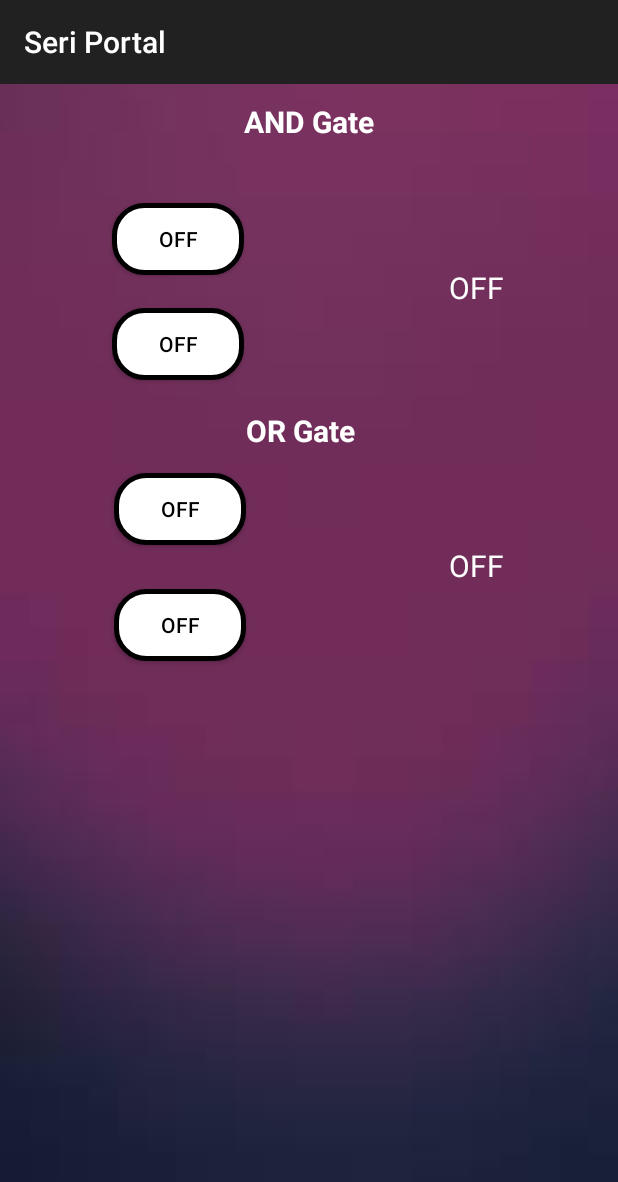
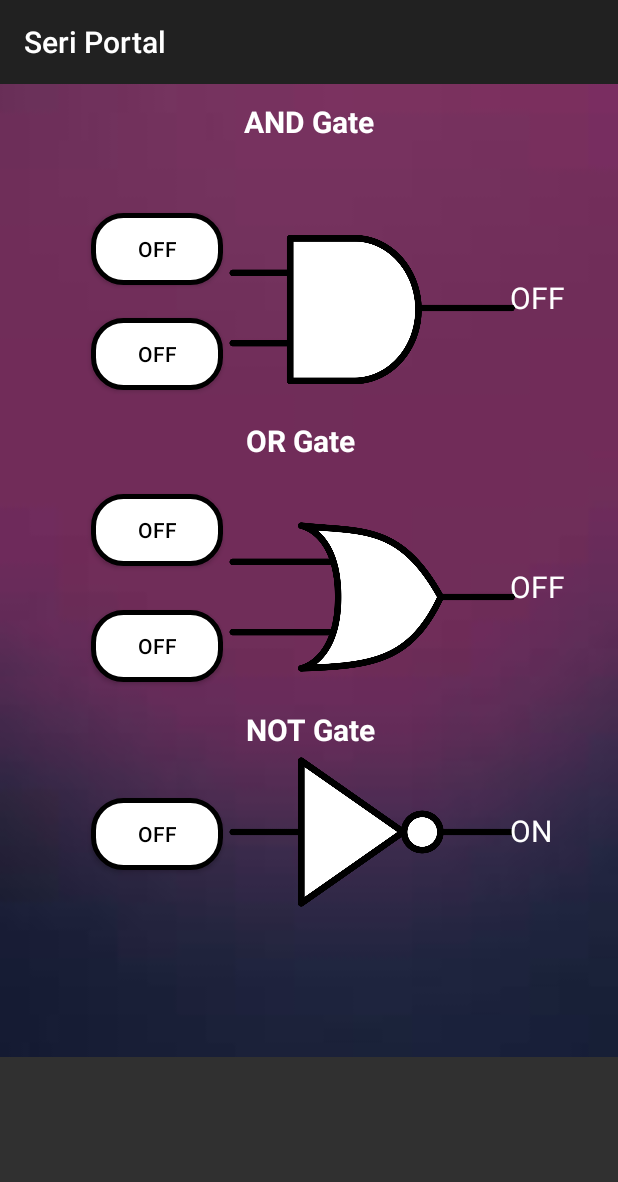
Before and after one commit to razakjalal91/class_portal, an Android app: the fragment LogicGateCalcActivity placed in its activity, on a phone screen of 412 x 824 dp. Shown: the top 1182 px of the screen. Run offline under Robolectric (Android 15) with nearby library versions, the phone set to English and light mode, and no system bars; our stand-ins replace AdMob, Firebase (no records; nobody signed in at launch, a user with empty details on screens opened directly).

Commit message:
- Add another GATE - Add Advertisements - Interface tweaks

```diff
--- a/app/build.gradle
+++ b/app/build.gradle
@@ -30,6 +30,7 @@ dependencies {
     compile 'com.google.firebase:firebase-core:10.0.1'
     compile 'com.android.support:design:25.1.0'
     compile 'com.google.firebase:firebase-database:10.0.1'
+    compile 'com.google.firebase:firebase-ads:10.0.1'
     testCompile 'junit:junit:4.12'
 }
 apply plugin: 'com.google.gms.google-services'
--- a/app/src/main/AndroidManifest.xml
+++ b/app/src/main/AndroidManifest.xml
@@ -26,6 +26,7 @@
         <activity
             android:name=".MainActivity"
             android:label="@string/app_name" />
+
     </application>
 
 </manifest>
--- a/app/src/main/java/com/freelance/razak/classportal/LogicGateCalcActivity.java
+++ b/app/src/main/java/com/freelance/razak/classportal/LogicGateCalcActivity.java
@@ -17,8 +17,8 @@ import android.widget.ToggleButton;
  */
 
 public class LogicGateCalcActivity extends Fragment {
-    protected ToggleButton toggle1,toggle2,ortoggle1,ortoggle2;
-    protected TextView logictext,logiccalc,ortextresult;
+    protected ToggleButton toggle1,toggle2,ortoggle1,ortoggle2,nottoggle1;
+    protected TextView logictext,logiccalc,ortextresult,nottextresult;
     @Override
     public View onCreateView(LayoutInflater inflater, ViewGroup container, Bundle savedInstanceState) {
         View v = inflater.inflate(R.layout.logic_gate_layout,container,false);
@@ -27,10 +27,12 @@ public class LogicGateCalcActivity extends Fragment {
         toggle2 = (ToggleButton) v.findViewById(R.id.toggleButton2);
         ortoggle1 = (ToggleButton) v.findViewById(R.id.orToggle1);
         ortoggle2 = (ToggleButton) v.findViewById(R.id.orToggle2);
-
+        nottoggle1 = (ToggleButton) v.findViewById(R.id.notToggle1);
+        nottextresult = (TextView) v.findViewById(R.id.notTextresult);
         ortextresult = (TextView) v.findViewById(R.id.orTextResult);
         logictext = (TextView) v.findViewById(R.id.logicText);
         logiccalc = (TextView) v.findViewById(R.id.logicGateId);
+        nottoggle1click();
         toggle1click();
         toggle2click();
         ortoggle1click();
@@ -38,6 +40,15 @@ public class LogicGateCalcActivity extends Fragment {
         andResult();
         orResult();
         return v;
+    }
+
+    public void nottoggle1click(){
+        nottoggle1.setOnClickListener(new View.OnClickListener() {
+            @Override
+            public void onClick(View v) {
+                notResult();
+            }
+        });
     }
 
     public void ortoggle1click(){
@@ -130,5 +141,22 @@ public class LogicGateCalcActivity extends Fragment {
         }
     }
 
+    public void notResult(){
+        boolean nottoggle1checked = nottoggle1.isChecked();
+        if(nottoggle1checked){
+            Drawable d = getResources().getDrawable(R.drawable.toggledesignon);
+            nottoggle1.setBackgroundDrawable(d);
+        }else{
+            Drawable d = getResources().getDrawable(R.drawable.toggledesign);
+            nottoggle1.setBackgroundDrawable(d);
+        }
+
+        if(nottoggle1checked){
+            nottextresult.setText("OFF");
+        }else{
+            nottextresult.setText("ON");
+        }
+    }
+
 
 }
--- a/app/src/main/java/com/freelance/razak/classportal/MainActivity.java
+++ b/app/src/main/java/com/freelance/razak/classportal/MainActivity.java
@@ -21,7 +21,10 @@ import android.widget.Button;
 import android.widget.ListView;
 import android.widget.TextView;
 import android.widget.Toast;
+import com.google.android.gms.ads.AdRequest;
+import com.google.android.gms.ads.AdView;
 
+import com.google.android.gms.ads.MobileAds;
 import com.google.firebase.auth.FirebaseAuth;
 import com.google.firebase.auth.FirebaseUser;
 import com.google.firebase.database.DataSnapshot;
@@ -45,6 +48,13 @@ public class MainActivity extends AppCompatActivity{
     protected void onCreate(@Nullable Bundle savedInstanceState) {
         super.onCreate(savedInstanceState);
         setContentView(R.layout.main_layout);
+        MobileAds.initialize(getApplicationContext(),"ca-app-pub-4240490864472000~8989634173");
+        AdView mAdView = (AdView) findViewById(R.id.adView);
+        AdRequest adRequest = new AdRequest
+                .Builder()
+                .addTestDevice("844126F6D820EA050520E0CD3EA3E270")
+                .build();
+        mAdView.loadAd(adRequest);
 
         firebaseAuth = FirebaseAuth.getInstance();
 
--- a/app/src/main/res/layout/download_subject_layout.xml
+++ b/app/src/main/res/layout/download_subject_layout.xml
@@ -22,6 +22,8 @@
         android:layout_width="wrap_content"
         android:layout_height="wrap_content"
         android:layout_marginTop="60dp"
+        android:textColor="#fff"
+        android:textStyle="bold"
         android:textSize="20dp"
         android:id="@+id/downloadTitle"
         android:layout_alignParentTop="true"
--- a/app/src/main/res/layout/logic_gate_layout.xml
+++ b/app/src/main/res/layout/logic_gate_layout.xml
@@ -1,34 +1,13 @@
 <?xml version="1.0" encoding="utf-8"?>
-<RelativeLayout xmlns:android="http://schemas.android.com/apk/res/android"
+<ScrollView xmlns:android="http://schemas.android.com/apk/res/android"
+    xmlns:app="http://schemas.android.com/apk/res-auto"
+    android:layout_height="fill_parent"
+    android:layout_width="fill_parent">
+<RelativeLayout
     android:orientation="vertical" android:layout_width="match_parent"
-    android:layout_height="match_parent">
+    android:layout_height="match_parent"
+    android:background="@drawable/main">
     <include layout="@layout/appbar_layout"></include>
-
-    <TextView
-        android:text="OFF"
-        android:layout_width="wrap_content"
-        android:layout_height="wrap_content"
-        android:layout_marginRight="76dp"
-        android:layout_marginTop="83dp"
-        android:layout_marginEnd="76dp"
-        android:textColor="#fff"
-        android:textSize="20dp"
-        android:id="@+id/logicText"
-        android:layout_below="@+id/logicGateId"
-        android:layout_alignParentRight="true"
-        android:layout_alignParentEnd="true" />
-
-    <ToggleButton
-        android:text="ToggleButton"
-        android:layout_width="wrap_content"
-        android:layout_height="wrap_content"
-        android:id="@+id/toggleButton1"
-        android:textColor="#000"
-        android:background="@drawable/toggledesign"
-        android:layout_alignBottom="@+id/logicText"
-        android:layout_toLeftOf="@+id/logicGateId"
-        android:layout_toStartOf="@+id/logicGateId"
-        android:layout_marginBottom="22dp" />
 
     <ToggleButton
         android:text="ToggleButton"
@@ -52,29 +31,6 @@
         android:textColor="#000"
         android:layout_marginTop="29dp"
         android:id="@+id/orToggle2" />
-
-    <TextView
-        android:text="OFF"
-        android:layout_width="wrap_content"
-        android:layout_height="wrap_content"
-        android:layout_below="@+id/orToggle1"
-        android:textColor="#fff"
-        android:textSize="20dp"
-        android:layout_alignRight="@+id/logicText"
-        android:layout_alignEnd="@+id/logicText"
-        android:id="@+id/orTextResult" />
-
-    <ToggleButton
-        android:text="ToggleButton"
-        android:layout_width="wrap_content"
-        android:layout_height="wrap_content"
-        android:id="@+id/orToggle1"
-        android:textColor="#000"
-        android:background="@drawable/toggledesign"
-        android:layout_below="@+id/toggleButton2"
-        android:layout_toLeftOf="@+id/orTitle"
-        android:layout_toStartOf="@+id/orTitle"
-        android:layout_marginTop="62dp" />
 
     <TextView
         android:layout_width="85dp"
@@ -101,5 +57,123 @@
         android:layout_alignParentTop="true"
         android:layout_centerHorizontal="true" />
 
+    <TextView
+        android:text="OFF"
+        android:layout_width="wrap_content"
+        android:layout_height="wrap_content"
+        android:layout_marginRight="35dp"
+        android:layout_marginTop="90dp"
+        android:layout_marginEnd="35dp"
+        android:textColor="#fff"
+        android:textSize="20dp"
+        android:id="@+id/logicText"
+        android:layout_below="@+id/logicGateId"
+        android:layout_alignParentRight="true"
+        android:layout_alignParentEnd="true" />
+
+    <TextView
+        android:text="OFF"
+        android:layout_width="wrap_content"
+        android:layout_height="wrap_content"
+        android:textColor="#fff"
+        android:textSize="20dp"
+        android:id="@+id/orTextResult"
+        android:layout_below="@+id/orToggle1"
+        android:layout_alignLeft="@+id/logicText"
+        android:layout_alignStart="@+id/logicText" />
+
+    <ImageView
+        android:layout_width="300dp"
+        android:layout_height="300dp"
+        app:srcCompat="@drawable/orgate"
+        android:id="@+id/imageView4"
+        android:layout_marginTop="36dp"
+        android:layout_below="@+id/toggleButton1"
+        android:layout_alignParentRight="true"
+        android:layout_alignParentEnd="true" />
+
+    <ImageView
+        android:layout_width="300dp"
+        android:layout_height="300dp"
+        app:srcCompat="@drawable/andgate"
+        android:id="@+id/andgatepic"
+        android:layout_marginBottom="22dp"
+        android:layout_above="@+id/orToggle2"
+        android:layout_alignParentRight="true"
+        android:layout_alignParentEnd="true" />
+
+    <ToggleButton
+        android:text="ToggleButton"
+        android:layout_width="wrap_content"
+        android:layout_height="wrap_content"
+        android:id="@+id/toggleButton1"
+        android:textColor="#000"
+        android:background="@drawable/toggledesign"
+        android:layout_marginBottom="22dp"
+        android:layout_above="@+id/toggleButton2"
+        android:layout_toLeftOf="@+id/logicGateId"
+        android:layout_toStartOf="@+id/logicGateId"
+        android:layout_marginRight="14dp"
+        android:layout_marginEnd="14dp" />
+
+    <ToggleButton
+        android:text="ToggleButton"
+        android:layout_width="wrap_content"
+        android:layout_height="wrap_content"
+        android:id="@+id/orToggle1"
+        android:textColor="#000"
+        android:background="@drawable/toggledesign"
+        android:layout_marginTop="25dp"
+        android:layout_below="@+id/orTitle"
+        android:layout_alignLeft="@+id/toggleButton2"
+        android:layout_alignStart="@+id/toggleButton2" />
+
+    <TextView
+        android:layout_width="90dp"
+        android:layout_height="match_parent"
+        android:text="NOT Gate"
+        android:textSize="20dp"
+        android:textStyle="bold"
+        android:textColor="#fff"
+        android:layout_marginTop="18dp"
+        android:id="@+id/notgatetitle"
+        android:layout_below="@+id/orToggle2"
+        android:layout_alignLeft="@+id/orTitle"
+        android:layout_alignStart="@+id/orTitle" />
+
+    <ImageView
+        android:layout_width="300dp"
+        android:layout_height="300dp"
+        app:srcCompat="@drawable/notgate"
+        android:id="@+id/notgateimage"
+        android:layout_below="@+id/orTextResult"
+        android:layout_alignParentRight="true"
+        android:layout_alignParentEnd="true" />
+
+    <ToggleButton
+        android:text="ToggleButton"
+        android:background="@drawable/toggledesign"
+        android:layout_width="wrap_content"
+        android:layout_height="wrap_content"
+        android:id="@+id/notToggle1"
+        android:textColor="#000"
+        android:layout_marginTop="32dp"
+        android:layout_below="@+id/notgatetitle"
+        android:layout_alignLeft="@+id/orToggle2"
+        android:layout_alignStart="@+id/orToggle2" />
+
+    <TextView
+        android:text="ON"
+        android:textColor="#fff"
+        android:textSize="20dp"
+        android:layout_width="wrap_content"
+        android:layout_height="wrap_content"
+        android:id="@+id/notTextresult"
+        android:layout_alignBaseline="@+id/notToggle1"
+        android:layout_alignBottom="@+id/notToggle1"
+        android:layout_alignLeft="@+id/orTextResult"
+        android:layout_alignStart="@+id/orTextResult" />
+
 
 </RelativeLayout>
+</ScrollView>
--- a/app/src/main/res/layout/main_layout.xml
+++ b/app/src/main/res/layout/main_layout.xml
@@ -1,6 +1,7 @@
 <?xml version="1.0" encoding="utf-8"?>
 <android.support.v4.widget.DrawerLayout
     xmlns:android="http://schemas.android.com/apk/res/android"
+    xmlns:ads="http://schemas.android.com/apk/res-auto"
     android:id="@+id/drawerLayout"
     android:layout_width="match_parent"
     android:layout_height="match_parent">
@@ -20,4 +21,17 @@
         android:background="#d3d3d3"
         android:layout_height="match_parent"></ListView>
 
+    <com.google.android.gms.ads.AdView
+        xmlns:ads="http://schemas.android.com/apk/res-auto"
+        android:id="@+id/adView"
+        android:layout_width="wrap_content"
+        android:layout_height="wrap_content"
+        android:layout_centerHorizontal="true"
+        android:layout_alignParentBottom="true"
+        ads:adSize="BANNER"
+        ads:adUnitId="@string/banner_ad_unit_id">
+    </com.google.android.gms.ads.AdView>
+
+
+
 </android.support.v4.widget.DrawerLayout>
--- a/app/src/main/res/values-v21/styles.xml
+++ b/app/src/main/res/values-v21/styles.xml
@@ -6,4 +6,6 @@
         <item name="android:windowDrawsSystemBarBackgrounds">true</item>
         <item name="android:statusBarColor">@android:color/transparent</item>
     </style>
+
+    <style name="seri" parent="Theme.AppCompat.NoActionBar" />
 </resources>
--- a/app/src/main/res/values/strings.xml
+++ b/app/src/main/res/values/strings.xml
@@ -15,4 +15,6 @@
         <item>Logout</item>
     </array>
 
+    <string name="banner_ad_unit_id">ca-app-pub-4240490864472000/1466367375</string>
+
 </resources>
```
Also changed, not shown: app/src/main/res/drawable/andgate.png (added), app/src/main/res/drawable/notgate.png (added), app/src/main/res/drawable/orgate.png (added).
